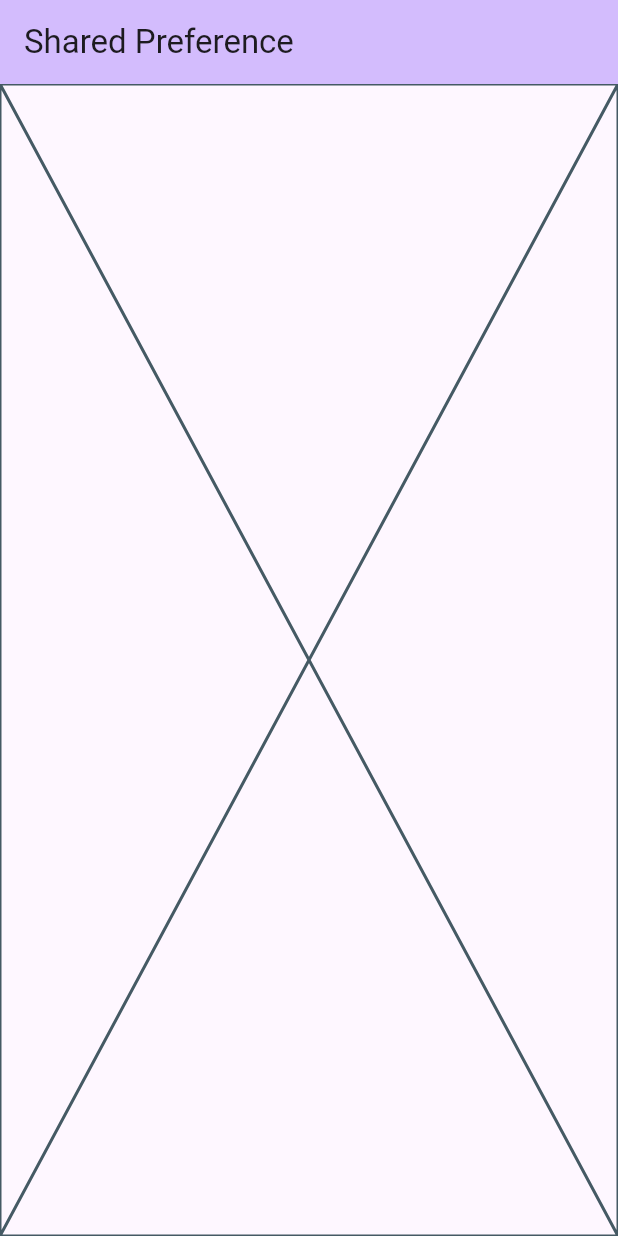
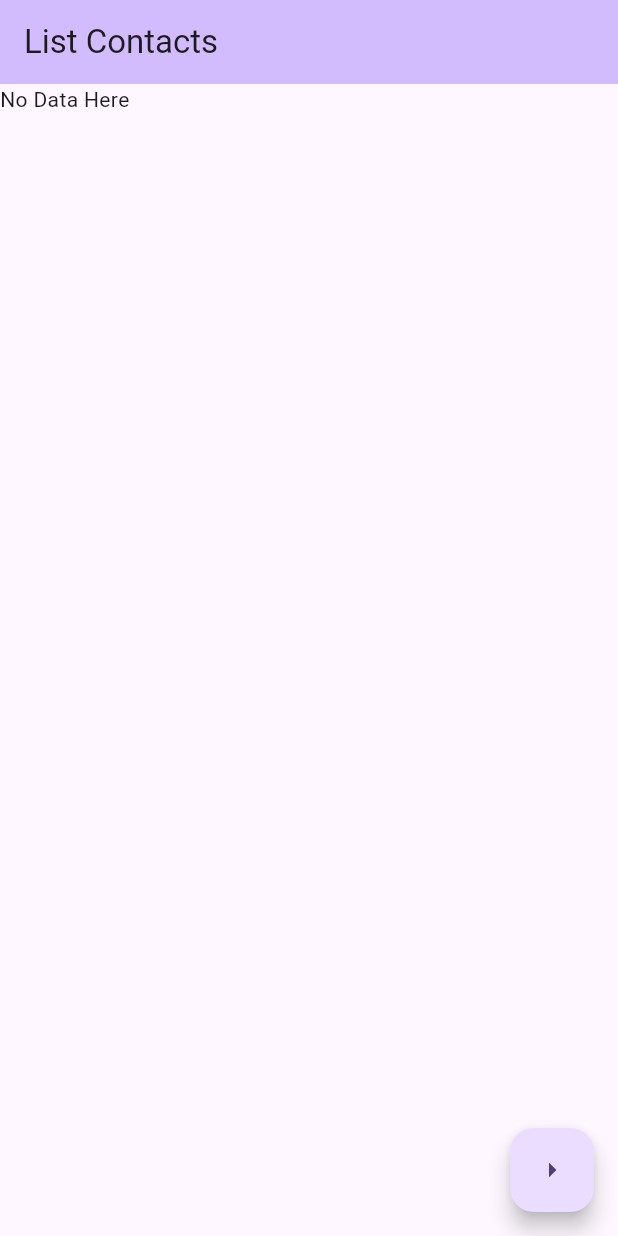
Before and after one commit to AnirudhDas01/flutter_prac_2, a Flutter app: the screen it shows after launch, on a phone screen of 412 x 824 dp. Run offline on Flutter 3.47's test engine with Material 3 defaults, Android fonts, the phone set to English and light mode, and no system bars.

Commit message:
Code update

```diff
--- /dev/null
+++ b/lib/counter_provider.dart
@@ -0,0 +1,17 @@
+import 'package:flutter/material.dart';
+
+class CounterProvider extends ChangeNotifier {
+  int _count = 0;
+
+  int getCount() => _count;
+
+  void increaseCount() {
+    _count++;
+    notifyListeners();
+  }
+
+  void decrementCounter() {
+    _count = _count > 0 ? _count - 1 : 0;
+    notifyListeners();
+  }
+}
--- /dev/null
+++ b/lib/list_map_provider.dart
@@ -0,0 +1,13 @@
+import 'package:flutter/foundation.dart';
+import 'package:flutter/material.dart';
+
+class ListMapProvider extends ChangeNotifier {
+  List<Map<String, dynamic>> _data = [];
+
+  List getData() => _data;
+
+  void addData(Map<String, dynamic> data) {
+    _data.add(data);
+    notifyListeners();
+  }
+}
--- a/lib/main.dart
+++ b/lib/main.dart
@@ -1,5 +1,8 @@
 import 'package:flutter/material.dart';
-import 'package:shared_preferences/shared_preferences.dart';
+import 'package:manage_states/counter_provider.dart';
+import 'package:manage_states/list_map_provider.dart';
+import 'package:manage_states/map_screens.dart';
+import 'package:provider/provider.dart';
 
 void main() {
   runApp(const MyApp());
@@ -15,48 +18,76 @@ class MyApp extends StatelessWidget {
       theme: ThemeData(
         colorScheme: ColorScheme.fromSeed(seedColor: Colors.deepPurple),
       ),
-      home: MyHomePage(),
+      home: MultiProvider(
+        providers: [
+          ChangeNotifierProvider(create: (context) => ListMapProvider()),
+          ChangeNotifierProvider(create: (context) => CounterProvider()),
+        ],
+        child: ListMapScreen(),
+      ),
     );
   }
 }
 
-class MyHomePage extends StatefulWidget {
+// class MyHomePage extends StatefulWidget {
+//   const MyHomePage({super.key});
+
+//   @override
+//   State<MyHomePage> createState() => _MyHomePageState();
+// }
+
+class MyHomePage extends StatelessWidget {
   const MyHomePage({super.key});
-
-  @override
-  State<MyHomePage> createState() => _MyHomePageState();
-}
-
-class _MyHomePageState extends State<MyHomePage> {
-  var nameController = TextEditingController();
-  // ignore: constant_identifier_names
-  static const String NAME_KEY = 'name';
-  String fetchedVal = "No Name Saved";
-  @override
-  void initState() {
-    getValue();
-    super.initState();
-  }
-
-  void getValue() async {
-    var pref = await SharedPreferences.getInstance();
-
-    var val = pref.getString(NAME_KEY);
-    if (val!.isNotEmpty) {
-      setState(() {
-        fetchedVal = val;
-      });
-    }
-  }
 
   @override
   Widget build(BuildContext context) {
     return Scaffold(
       appBar: AppBar(
         backgroundColor: Theme.of(context).colorScheme.inversePrimary,
-        title: Text("Shared Preference"),
+        title: Text("Flutter Provider"),
       ),
-      body:  Placeholder(),
+      body: Center(
+        child: Column(
+          spacing: 10,
+          mainAxisAlignment: MainAxisAlignment.center,
+          children: [
+            Consumer(
+              builder: (ctx, _, _) {
+                return Text(
+                  '${ctx.watch<CounterProvider>().getCount()}',
+                  style: TextStyle(fontSize: 25),
+                );
+              },
+            ),
+            ElevatedButton(
+              onPressed: () {
+                Navigator.push(
+                  context,
+                  MaterialPageRoute<void>(
+                    builder: (context) => ListMapScreen(),
+                  ),
+                );
+              },
+              child: Text("MapScreen"),
+            ),
+          ],
+        ),
+      ),
+      floatingActionButton: FloatingActionButton(
+        onPressed: () {
+          context.read<CounterProvider>().increaseCount();
+        },
+        child: Icon(Icons.add),
+      ),
     );
   }
 }
+
+// class _MyHomePageState extends State<MyHomePage> {
+//   int _counter = 0;
+
+//   @override
+//   Widget build(BuildContext context) {
+//     return ;
+//   }
+// }
--- /dev/null
+++ b/lib/map_screens.dart
@@ -0,0 +1,64 @@
+import 'package:flutter/material.dart';
+import 'package:manage_states/add_data_screen.dart';
+import 'package:manage_states/list_map_provider.dart';
+import 'package:provider/provider.dart';
+
+class ListMapScreen extends StatelessWidget {
+  const ListMapScreen({super.key});
+
+  @override
+  Widget build(BuildContext context) {
+    return ThePage();
+  }
+}
+
+class ThePage extends StatelessWidget {
+  const ThePage({super.key});
+
+  @override
+  Widget build(BuildContext context) {
+    return Scaffold(
+      appBar: AppBar(
+        title: Text("List Contacts"),
+        backgroundColor: Theme.of(context).colorScheme.inversePrimary,
+      ),
+      body: SizedBox.expand(
+        child: Consumer<ListMapProvider>(
+          builder: (context, provider, _) {
+            var data = provider.getData();
+            return data.isNotEmpty
+                ? ListView.builder(
+                    itemCount: data.length,
+                    itemBuilder: (item, index) {
+                      return ListTile(
+                        title: Text(data[index]['name'].toString()),
+                        subtitle: Text(data[index]['contact'].toString()),
+                        trailing: Container(
+                          height: 20,
+                          width: 20,
+                          decoration: BoxDecoration(
+                            color: data[index]['is_read']
+                                ? Colors.greenAccent
+                                : Colors.white,
+                            borderRadius: BorderRadius.all(Radius.circular(10)),
+                          ),
+                        ),
+                      );
+                    },
+                  )
+                : Text("No Data Here");
+          },
+        ),
+      ),
+      floatingActionButton: FloatingActionButton(
+        child: Icon(Icons.arrow_right_outlined),
+        onPressed: () {
+          Navigator.push(
+            context,
+            MaterialPageRoute(builder: (context) => AddDataScreen()),
+          );
+        },
+      ),
+    );
+  }
+}
--- a/pubspec.yaml
+++ b/pubspec.yaml
@@ -36,6 +36,7 @@ dependencies:
   cupertino_icons: ^1.0.8
   fluttertoast: ^9.0.0
   shared_preferences: ^2.5.4
+  provider: ^6.1.5+1
 
 dev_dependencies:
   flutter_test:
```
Also changed, not shown: lib/add_data_screen.dart (added, +16 -0 lines), pubspec.lock.
